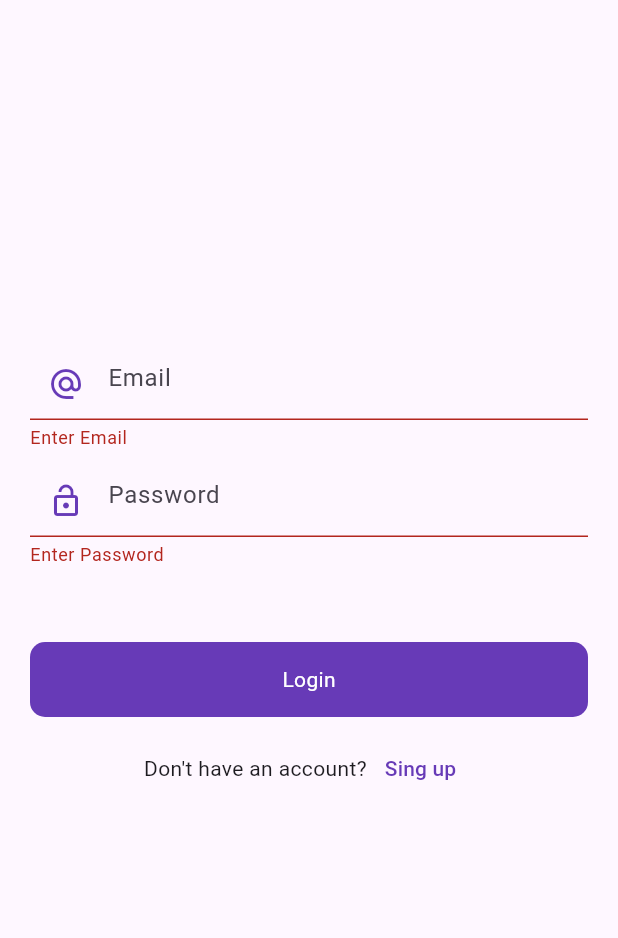
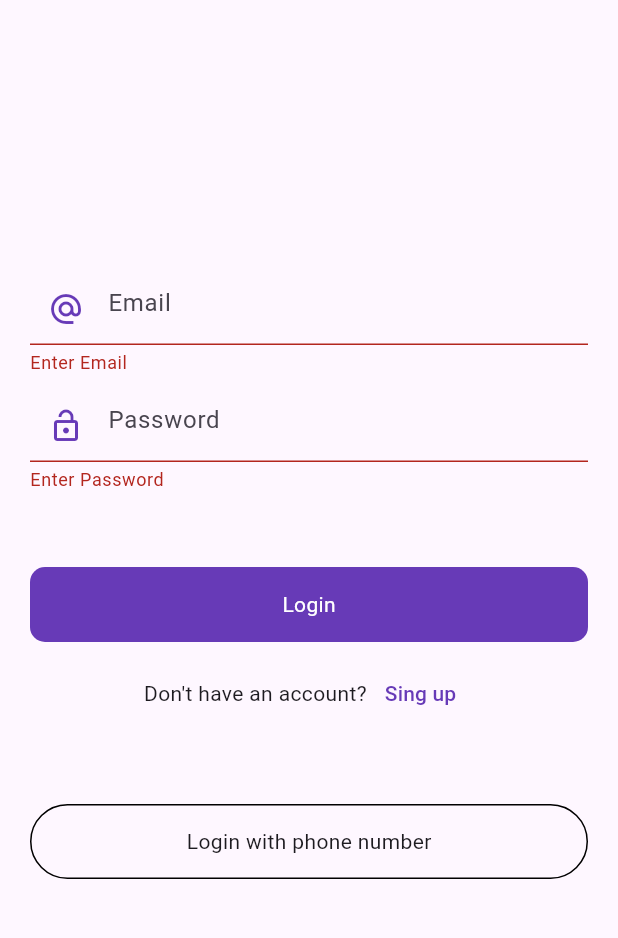
Before and after one commit to Irtaza4/Firebase_flutterAuth, a Flutter app: the screen it shows after launch, after a tap on "Login", on a phone screen of 412 x 824 dp, the part 84-1022 px from its top. Run offline on Flutter 3.47's test engine with Material 3 defaults, Android fonts, the phone set to English and light mode, and no system bars; our stand-ins replace firebase_auth, firebase_core, fluttertoast; accounts and stored records are empty.

Commit message:
login with phone number

```diff
--- a/lib/firebaseServices/splash_services.dart
+++ b/lib/firebaseServices/splash_services.dart
@@ -1,11 +1,22 @@
 
+import 'package:firebase_auth/firebase_auth.dart';
 import 'package:firebase_project/ui/auth/login_screen.dart';
+import 'package:firebase_project/ui/auth/posts/posts_screen.dart';
 import 'package:flutter/material.dart';
 import 'dart:async';
 
 class SplashServices{
 
   void isLogin(BuildContext context){
-    Timer(Duration(seconds: 3),()=>  Navigator.push( context, MaterialPageRoute(builder: (context)=>LoginScreen())));
+    final _auth = FirebaseAuth.instance;
+    final user = _auth.currentUser;
+    if (user!=null){
+      Timer(Duration(seconds: 3),()=>  Navigator.push( context, MaterialPageRoute(builder:
+          (context)=>PostsScreen())));
+    }
+    else{
+      Timer(Duration(seconds: 3),()=>  Navigator.push( context, MaterialPageRoute(builder: (context)=>LoginScreen())));
+    }
+
   }
 }
--- a/lib/main.dart
+++ b/lib/main.dart
@@ -18,6 +18,7 @@ class MyApp extends StatelessWidget {
   @override
   Widget build(BuildContext context) {
     return MaterialApp(
+      debugShowCheckedModeBanner: false,
      theme: ThemeData(
        primarySwatch: Colors.deepPurple,
 
--- a/lib/ui/auth/login_screen.dart
+++ b/lib/ui/auth/login_screen.dart
@@ -1,5 +1,6 @@
 import 'package:firebase_auth/firebase_auth.dart';
 import 'package:firebase_project/Widgets/round_button.dart';
+import 'package:firebase_project/ui/auth/login_with_phone.dart';
 import 'package:firebase_project/ui/auth/posts/posts_screen.dart';
 import 'package:firebase_project/ui/auth/sign_screen.dart';
 import 'package:firebase_project/utils/utils.dart';
@@ -121,7 +122,26 @@ class _LoginScreenState extends State<LoginScreen> {
                     Navigator.push(context, MaterialPageRoute(builder: (context)=>SignupScreen()));
                   }, child: Text('Sing up',style: TextStyle(color: Colors.deepPurple),))
                 ],
+              ),
+              SizedBox(height: 50),
+              InkWell(
+                onTap: (){
+                Navigator.push(context, MaterialPageRoute(builder: (context)=>LoginWithPhone()));
+                },
+                child: Container(
+                  height: 50,
+                  decoration: BoxDecoration(
+                    borderRadius: BorderRadius.circular(50),
+                    border: Border.all(
+                      color: Colors.black
+                    ),
+                  ),
+                  child: Center(
+                    child: Text('Login with phone number'),
+                  ),
+                ),
               )
+
             ],
           ),
         ),
--- a/lib/ui/auth/sign_screen.dart
+++ b/lib/ui/auth/sign_screen.dart
@@ -33,8 +33,10 @@ class _SignupScreenState extends State<SignupScreen> {
     ).then((value) {
       loading= false;
     }).onError((error, stackTrace) {
-      loading = false;
       Utils().toastMessage(error.toString());
+      setState(() {
+        loading= false;
+      });
     });
   }
   @override
--- a/pubspec.yaml
+++ b/pubspec.yaml
@@ -40,6 +40,7 @@ dependencies:
   firebase_auth: ^5.3.3
   cloud_firestore: ^5.5.0
   fluttertoast: ^8.2.8
+  country_picker: ^2.0.27
 
 
 dev_dependencies:
```
Also changed, not shown: lib/ui/auth/login_with_phone.dart (added, +77 -0 lines), lib/ui/auth/posts/posts_screen.dart (+14 -0 lines), lib/ui/auth/verify_code.dart (added, +67 -0 lines), pubspec.lock.
